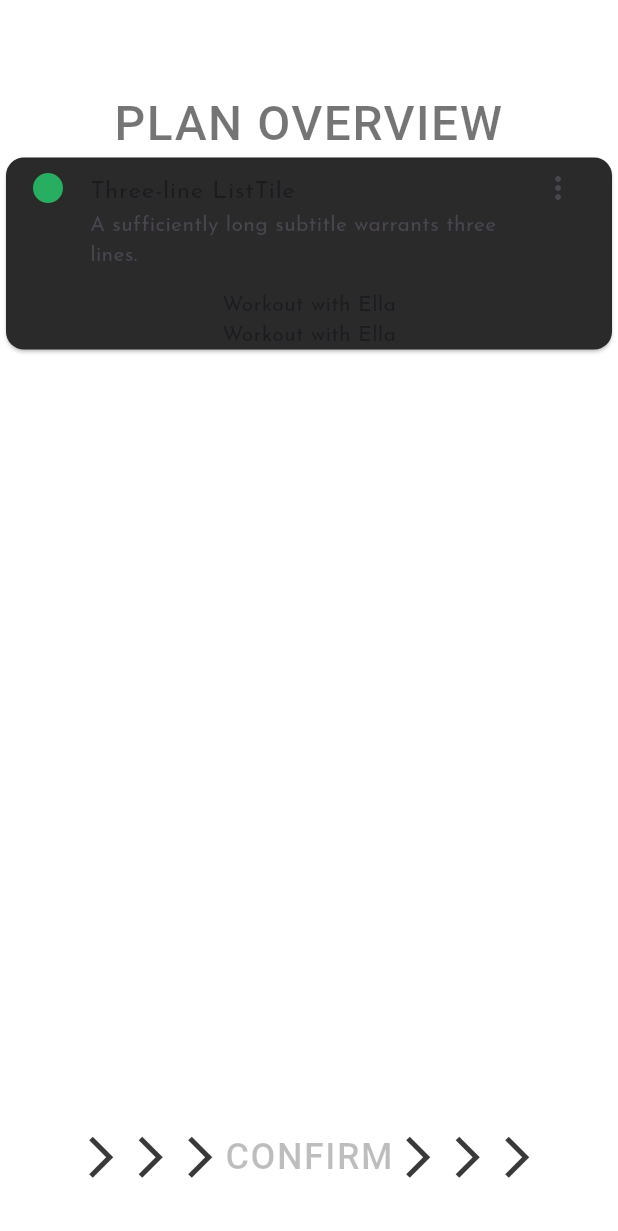
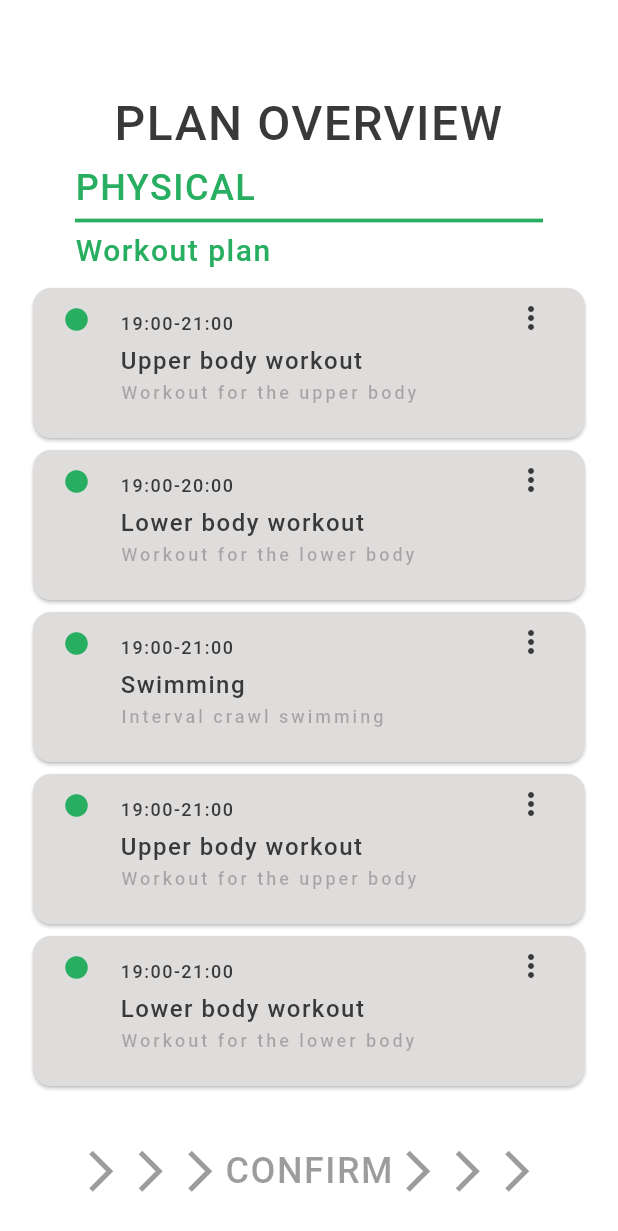
Before and after one commit to IgorPolajzer/Morph, a Flutter app: the DescribeYourGoals screen opened by its route, scrolled down 78 dp, after a tap on "GENERATE", on a phone screen of 412 x 824 dp. Shown: the top 1231 px of the screen. Run offline on Flutter 3.47's test engine with Material 3 defaults, Android fonts, the light colour scheme and no system bars; our stand-ins replace firebase_auth, firebase_core, modal_progress_hud_nsn, toastification; accounts and stored records are empty.

Commit message:
Finished physical_plan_overview_screen.dart UI implementation and refactored the code to use Custom color theme for text instead of TextTheme

```diff
--- a/lib/components/arrow_button.dart
+++ b/lib/components/arrow_button.dart
@@ -1,5 +1,5 @@
 import 'package:flutter/material.dart';
-import 'package:morphe/constants.dart';
+import 'package:morphe/utils/constants.dart';
 
 class ArrowButton extends StatelessWidget {
   final String title;
@@ -20,38 +20,53 @@ class ArrowButton extends StatelessWidget {
             children: [
               Icon(
                 Icons.arrow_forward_ios,
-                color: Theme.of(context).textTheme.displaySmall?.color,
+                color: Theme.of(
+                  context,
+                ).extension<CustomColors>()!.headerColor.withValues(alpha: 0.5),
                 size: 33,
               ),
               Icon(
                 Icons.arrow_forward_ios,
-                color: Theme.of(context).textTheme.displaySmall?.color,
+                color: Theme.of(
+                  context,
+                ).extension<CustomColors>()!.headerColor.withValues(alpha: 0.5),
                 size: 33,
               ),
               Icon(
                 Icons.arrow_forward_ios,
-                color: Theme.of(context).textTheme.displaySmall?.color,
+                color: Theme.of(
+                  context,
+                ).extension<CustomColors>()!.headerColor.withValues(alpha: 0.5),
                 size: 33,
               ),
               Text(
                 title,
                 style: kConfirmButtonTextStyle.copyWith(
-                  color: Theme.of(context).textTheme.displayMedium?.color,
+                  color: Theme.of(context)
+                      .extension<CustomColors>()!
+                      .headerColor
+                      .withValues(alpha: 0.5),
                 ),
               ),
               Icon(
                 Icons.arrow_forward_ios,
-                color: Theme.of(context).textTheme.displaySmall?.color,
+                color: Theme.of(
+                  context,
+                ).extension<CustomColors>()!.headerColor.withValues(alpha: 0.5),
                 size: 33,
               ),
               Icon(
                 Icons.arrow_forward_ios,
-                color: Theme.of(context).textTheme.displaySmall?.color,
+                color: Theme.of(
+                  context,
+                ).extension<CustomColors>()!.headerColor.withValues(alpha: 0.5),
                 size: 33,
               ),
               Icon(
                 Icons.arrow_forward_ios,
-                color: Theme.of(context).textTheme.displaySmall?.color,
+                color: Theme.of(
+                  context,
+                ).extension<CustomColors>()!.headerColor.withValues(alpha: 0.5),
                 size: 33,
               ),
             ],
--- a/lib/components/describe_goal_input_box.dart
+++ b/lib/components/describe_goal_input_box.dart
@@ -1,15 +1,17 @@
 import 'package:flutter/material.dart';
-import 'package:morphe/constants.dart';
+import 'package:morphe/utils/constants.dart';
+
+import '../utils/enums.dart';
 
 class DescribeGoalInputBox extends StatelessWidget {
-  final Color borderColor;
+  final TaskType type;
   final String title;
   final String description;
   final String hint;
   final bool enabled;
 
   const DescribeGoalInputBox({
-    required this.borderColor,
+    required this.type,
     required this.title,
     required this.description,
     required this.hint,
@@ -20,7 +22,7 @@ class DescribeGoalInputBox extends StatelessWidget {
   @override
   Widget build(BuildContext context) {
     var disabledColor =
-        Theme.of(context).textTheme.displayMedium!.color ?? Colors.black54;
+        Theme.of(context).extension<CustomColors>()!.placeholderTextColor;
 
     return Center(
       child: Padding(
@@ -34,7 +36,12 @@ class DescribeGoalInputBox extends StatelessWidget {
                   topLeft: Radius.circular(15),
                   topRight: Radius.circular(15),
                 ),
-                color: enabled ? borderColor : disabledColor,
+                color:
+                    enabled
+                        ? type.getColor()
+                        : Theme.of(
+                          context,
+                        ).extension<CustomColors>()!.placeholderTextColor,
               ),
               child: Padding(
                 padding: const EdgeInsets.only(
@@ -49,13 +56,19 @@ class DescribeGoalInputBox extends StatelessWidget {
                     Text(
                       title,
                       style: kGoalTitleTextStyle.copyWith(
-                        color: Theme.of(context).textTheme.displayLarge?.color,
+                        color:
+                            Theme.of(
+                              context,
+                            ).extension<CustomColors>()!.headerColor,
                       ),
                     ),
                     SizedBox(width: 8),
                     Icon(
                       Icons.question_mark_sharp,
-                      color: Theme.of(context).textTheme.displayLarge?.color,
+                      color:
+                          Theme.of(
+                            context,
+                          ).extension<CustomColors>()!.headerColor,
                       size: 18,
                     ),
                   ],
@@ -71,7 +84,7 @@ class DescribeGoalInputBox extends StatelessWidget {
                     bottomLeft: Radius.circular(17),
                     bottomRight: Radius.circular(17),
                   ),
-                  color: enabled ? borderColor : disabledColor,
+                  color: enabled ? type.getColor() : disabledColor,
                 ),
                 child: TextField(
                   enabled: enabled,
@@ -87,15 +100,25 @@ class DescribeGoalInputBox extends StatelessWidget {
                     ), // Top padding to push text down a bit
                     hintText: description,
                     hintStyle: kPlaceHolderTextStyle.copyWith(
-                      color: Theme.of(context).textTheme.displayMedium?.color,
+                      color:
+                          Theme.of(
+                            context,
+                          ).extension<CustomColors>()!.placeholderTextColor,
                       fontSize: 12,
+                      fontWeight: FontWeight.bold,
                     ),
                     border: OutlineInputBorder(
-                      borderSide: BorderSide(color: borderColor, width: 4.0),
+                      borderSide: BorderSide(
+                        color: type.getColor(),
+                        width: 4.0,
+                      ),
                       borderRadius: BorderRadius.all(Radius.circular(17)),
                     ),
                     enabledBorder: OutlineInputBorder(
-                      borderSide: BorderSide(color: borderColor, width: 4.0),
+                      borderSide: BorderSide(
+                        color: type.getColor(),
+                        width: 4.0,
+                      ),
                       borderRadius: BorderRadius.all(Radius.circular(17)),
                     ),
                     disabledBorder: OutlineInputBorder(
@@ -103,7 +126,10 @@ class DescribeGoalInputBox extends StatelessWidget {
                       borderRadius: BorderRadius.all(Radius.circular(17)),
                     ),
                     focusedBorder: OutlineInputBorder(
-                      borderSide: BorderSide(color: borderColor, width: 6.0),
+                      borderSide: BorderSide(
+                        color: type.getColor(),
+                        width: 6.0,
+                      ),
                       borderRadius: BorderRadius.all(Radius.circular(17)),
                     ),
                   ),
--- a/lib/components/rounded_button.dart
+++ b/lib/components/rounded_button.dart
@@ -1,5 +1,5 @@
 import 'package:flutter/material.dart';
-import 'package:morphe/constants.dart';
+import 'package:morphe/utils/constants.dart';
 
 class GradientButton extends StatelessWidget {
   final Gradient myGradient;
@@ -35,7 +35,8 @@ class GradientButton extends StatelessWidget {
                 title,
                 textAlign: TextAlign.center,
                 style: kGradientButtonTextSyle.copyWith(
-                  color: Theme.of(context).textTheme.displayLarge?.color,
+                  color:
+                      Theme.of(context).extension<CustomColors>()!.headerColor,
                 ),
               ),
             ),
--- a/lib/components/screen_title.dart
+++ b/lib/components/screen_title.dart
@@ -1,5 +1,5 @@
 import 'package:flutter/material.dart';
-import 'package:morphe/constants.dart';
+import 'package:morphe/utils/constants.dart';
 
 class ScreenTitle extends StatelessWidget {
   final String title;
@@ -13,7 +13,7 @@ class ScreenTitle extends StatelessWidget {
       child: Text(
         title,
         style: kTitleTextStyle.copyWith(
-          color: Theme.of(context).textTheme.displayLarge?.color,
+          color: Theme.of(context).extension<CustomColors>()!.headerColor,
         ),
         textAlign: TextAlign.center,
       ),
--- /dev/null
+++ b/lib/components/subtitle.dart
@@ -0,0 +1,42 @@
+import 'package:flutter/material.dart';
+import 'package:morphe/utils/constants.dart';
+
+class Subtitle extends StatelessWidget {
+  final String title;
+  final String subtitle;
+  final Color color;
+
+  const Subtitle({
+    required this.title,
+    required this.subtitle,
+    required this.color,
+    super.key,
+  });
+
+  @override
+  Widget build(BuildContext context) {
+    return Padding(
+      padding: const EdgeInsets.only(top: 10, bottom: 10),
+      child: Column(
+        crossAxisAlignment: CrossAxisAlignment.start,
+        children: [
+          Padding(
+            padding: const EdgeInsets.only(left: 50),
+            child: Text(
+              title,
+              style: kTitleTextStyle.copyWith(color: color, fontSize: 24),
+            ),
+          ),
+          Divider(thickness: 2.5, color: color, indent: 50, endIndent: 50),
+          Padding(
+            padding: const EdgeInsets.only(left: 50),
+            child: Text(
+              subtitle,
+              style: kTitleTextStyle.copyWith(color: color, fontSize: 20),
+            ),
+          ),
+        ],
+      ),
+    );
+  }
+}
--- /dev/null
+++ b/lib/components/task_tile.dart
@@ -0,0 +1,85 @@
+import 'package:flutter/material.dart';
+import 'package:morphe/utils/constants.dart';
+
+import 'package:intl/intl.dart';
+
+import '../utils/enums.dart';
+
+class TaskTile extends StatelessWidget {
+  late DateTime startTime;
+  late DateTime endTime;
+  late String title;
+  late String subtitle;
+  late TaskType type;
+
+  TaskTile({
+    required this.startTime,
+    required this.endTime,
+    required this.title,
+    required this.subtitle,
+    required this.type,
+    super.key,
+  });
+
+  @override
+  Widget build(BuildContext context) {
+    return Padding(
+      padding: const EdgeInsets.only(left: 18, right: 18),
+      child: Card(
+        color: Theme.of(context).extension<CustomColors>()!.taskTileColor,
+        child: Column(
+          children: [
+            ListTile(
+              visualDensity: VisualDensity(vertical: 3.0),
+              leading: Padding(
+                padding: const EdgeInsets.all(4.0),
+                child: Icon(
+                  Icons.circle_rounded,
+                  color: type.getColor(),
+                  size: 18.0,
+                ),
+              ),
+              title: Text(
+                '${DateFormat.Hm().format(startTime)}-${DateFormat.Hm().format(endTime)}',
+              ),
+              titleTextStyle: kTitleTextStyle.copyWith(
+                color: Theme.of(context).extension<CustomColors>()!.headerColor,
+                fontSize: 12,
+              ),
+              subtitle: RichText(
+                text: TextSpan(
+                  style: kTitleTextStyle.copyWith(
+                    fontSize: 16,
+                    color:
+                        Theme.of(
+                          context,
+                        ).extension<CustomColors>()!.headerColor,
+                  ),
+                  children: [
+                    TextSpan(text: '$title\n'),
+                    WidgetSpan(child: SizedBox(height: 20)),
+                    TextSpan(
+                      text: '$subtitle',
+                      style: kPlaceHolderTextStyle.copyWith(
+                        fontSize: 12,
+                        color:
+                            Theme.of(
+                              context,
+                            ).extension<CustomColors>()!.placeholderTextColor,
+                      ), // <- your custom color here
+                    ),
+                  ],
+                ),
+              ),
+              trailing: Icon(
+                Icons.more_vert,
+                color: Theme.of(context).extension<CustomColors>()!.headerColor,
+              ),
+              isThreeLine: true,
+            ),
+          ],
+        ),
+      ),
+    );
+  }
+}
--- a/lib/screens/choose_goals_screen.dart
+++ b/lib/screens/choose_goals_screen.dart
@@ -3,7 +3,7 @@ import 'package:morphe/components/arrow_button.dart';
 import 'package:morphe/components/goal_radio_menu.dart';
 
 import '../components/screen_title.dart';
-import '../constants.dart';
+import '../utils/constants.dart';
 import 'describe_your_goals.dart';
 
 class ChooseGoalsScreen extends StatelessWidget {
--- a/lib/screens/describe_your_goals.dart
+++ b/lib/screens/describe_your_goals.dart
@@ -5,7 +5,8 @@ import 'package:morphe/screens/physical_plan_overview_screen.dart';
 
 import '../components/describe_goal_input_box.dart';
 import '../components/screen_title.dart';
-import '../constants.dart';
+import '../utils/constants.dart';
+import '../utils/enums.dart';
 
 class DescribeYourGoals extends StatelessWidget {
   static String id = '/describe_your_goals_screen';
@@ -27,21 +28,21 @@ class DescribeYourGoals extends StatelessWidget {
                 children: [
                   SizedBox(height: 10),
                   DescribeGoalInputBox(
-                    borderColor: kPhysicalColor,
+                    type: TaskType.PHYSICAL,
                     title: "PHYSICAL",
                     hint: "",
                     description:
                         "Describe your physical goals.\nExample: I want to reach a healthy bodyfat range, improve my general strength and health. I would like to achieve those goals through weight training and swimming.",
                   ),
                   DescribeGoalInputBox(
-                    borderColor: kGeneralColor,
+                    type: TaskType.GENERAL,
                     title: "GENERAL",
                     hint: "",
                     description:
                         "Describe your general goals.\nExample: I want to improve adhere better to doing my chores more specifically: cleaning my room, reading at least 1 book a month, revising after my classes and working on my personal project “Morphe” at least 5 hours a week.",
                   ),
                   DescribeGoalInputBox(
-                    borderColor: kMentalColor,
+                    type: TaskType.MENTAL,
                     title: "MENTAL",
                     hint: "",
                     description:
@@ -54,7 +55,7 @@ class DescribeYourGoals extends StatelessWidget {
           ArrowButton(
             title: "GENERATE",
             onPressed: () {
-              Navigator.pushNamed(context, PhysicalPlanOverViewScreen.id);
+              Navigator.pushNamed(context, PhysicalPlanOverviewScreen.id);
             },
           ),
         ],
--- a/lib/screens/physical_plan_overview_screen.dart
+++ b/lib/screens/physical_plan_overview_screen.dart
@@ -1,14 +1,17 @@
 import 'package:flutter/material.dart';
+import 'package:morphe/components/task_tile.dart';
 import 'package:morphe/components/arrow_button.dart';
-import 'package:morphe/constants.dart';
+import 'package:morphe/utils/constants.dart';
 
 import '../components/screen_title.dart';
+import '../components/subtitle.dart';
+import '../utils/enums.dart';
 import 'describe_your_goals.dart';
 
-class PhysicalPlanOverViewScreen extends StatelessWidget {
+class PhysicalPlanOverviewScreen extends StatelessWidget {
   static String id = '/physical_plan_overview_screen';
 
-  const PhysicalPlanOverViewScreen({super.key});
+  const PhysicalPlanOverviewScreen({super.key});
 
   @override
   Widget build(BuildContext context) {
@@ -17,23 +20,45 @@ class PhysicalPlanOverViewScreen extends StatelessWidget {
         crossAxisAlignment: CrossAxisAlignment.center,
         children: [
           ScreenTitle(title: "PLAN OVERVIEW"),
-          Card(
-            color: kTaskTileColorDark,
-            child: Column(
-              children: [
-                ListTile(
-                  leading: Icon(Icons.circle_rounded, color: kPhysicalColor),
-                  title: Text('Three-line ListTile'),
-                  subtitle: Text(
-                    'A sufficiently long subtitle warrants three lines.',
-                  ),
-                  trailing: Icon(Icons.more_vert),
-                  isThreeLine: true,
-                ),
-                Text("Workout with Ella"),
-                Text("Workout with Ella"),
-              ],
-            ),
+          Subtitle(
+            title: "PHYSICAL",
+            subtitle: "Workout plan",
+            color: kPhysicalColor,
+          ),
+          TaskTile(
+            startTime: DateTime(2025, 5, 5, 19, 0),
+            endTime: DateTime(2025, 5, 5, 21, 0),
+            title: "Upper body workout",
+            subtitle: "Workout for the upper body",
+            type: TaskType.PHYSICAL,
+          ),
+          TaskTile(
+            startTime: DateTime(2025, 5, 6, 19, 0),
+            endTime: DateTime(2025, 5, 6, 20, 0),
+            title: "Lower body workout",
+            subtitle: "Workout for the lower body",
+            type: TaskType.PHYSICAL,
+          ),
+          TaskTile(
+            startTime: DateTime(2025, 5, 7, 19, 0),
+            endTime: DateTime(2025, 5, 7, 21, 0),
+            title: "Swimming",
+            subtitle: "Interval crawl swimming",
+            type: TaskType.PHYSICAL,
+          ),
+          TaskTile(
+            startTime: DateTime(2025, 5, 8, 19, 0),
+            endTime: DateTime(2025, 5, 8, 21, 0),
+            title: "Upper body workout",
+            subtitle: "Workout for the upper body",
+            type: TaskType.PHYSICAL,
+          ),
+          TaskTile(
+            startTime: DateTime(2025, 5, 9, 19, 0),
+            endTime: DateTime(2025, 5, 9, 21, 0),
+            title: "Lower body workout",
+            subtitle: "Workout for the lower body",
+            type: TaskType.PHYSICAL,
           ),
           Spacer(),
           ArrowButton(
--- a/lib/constants.dart
+++ b/lib/utils/constants.dart
@@ -1,16 +1,61 @@
 import 'package:flutter/cupertino.dart';
 import 'package:flutter/material.dart';
+
+@immutable
+class CustomColors extends ThemeExtension<CustomColors> {
+  final Color headerColor;
+  final Color taskTileColor;
+  final Color placeholderTextColor;
+
+  const CustomColors({
+    required this.headerColor,
+    required this.taskTileColor,
+    required this.placeholderTextColor,
+  });
+
+  @override
+  CustomColors copyWith({
+    Color? headerColor,
+    Color? taskTileColor,
+    Color? placeholderTextColor,
+  }) {
+    return CustomColors(
+      headerColor: headerColor ?? this.headerColor,
+      taskTileColor: taskTileColor ?? this.taskTileColor,
+      placeholderTextColor: placeholderTextColor ?? this.placeholderTextColor,
+    );
+  }
+
+  @override
+  CustomColors lerp(ThemeExtension<CustomColors>? other, double t) {
+    if (other is! CustomColors) return this;
+    return CustomColors(
+      headerColor: Color.lerp(headerColor, other.headerColor, t)!,
+      taskTileColor: Color.lerp(taskTileColor, other.taskTileColor, t)!,
+      placeholderTextColor:
+          Color.lerp(placeholderTextColor, other.placeholderTextColor, t)!,
+    );
+  }
+}
+
+const lightCustomColors = CustomColors(
+  headerColor: kPrimaryHeaderColorLight,
+  taskTileColor: kTaskTileColorLight,
+  placeholderTextColor: kPlaceholderTextColorLight,
+);
+
+const darkCustomColors = CustomColors(
+  headerColor: kPrimaryHeaderColorDark,
+  taskTileColor: kTaskTileColorDark,
+  placeholderTextColor: kPlaceholderTextColorDark,
+);
 
 // App themes
 var kLightTheme = ThemeData(
   fontFamily: 'Josefin Sans',
   platform: TargetPlatform.iOS,
   scaffoldBackgroundColor: Colors.white,
-  textTheme: TextTheme(
-    displayLarge: TextStyle(color: kPrimaryHeaderColorLight),
-    displayMedium: TextStyle(color: kPlaceholderTextColorLight),
-    displaySmall: TextStyle(color: kArrowColorLight),
-  ),
+  extensions: <ThemeExtension<dynamic>>[lightCustomColors],
   checkboxTheme: CheckboxThemeData(
     fillColor: WidgetStatePropertyAll<Color>(kPrimaryHeaderColorDark),
     shape: RoundedRectangleBorder(borderRadius: BorderRadius.circular(50)),
@@ -22,11 +67,7 @@ var kDarkTheme = ThemeData(
   fontFamily: 'Josefin Sans',
   platform: TargetPlatform.iOS,
   scaffoldBackgroundColor: Color(0xFF232323),
-  textTheme: TextTheme(
-    displayLarge: TextStyle(color: kPrimaryHeaderColorDark),
-    displayMedium: TextStyle(color: kPlaceholderTextColorDark),
-    displaySmall: TextStyle(color: kArrowColorDark),
-  ),
+  extensions: <ThemeExtension<dynamic>>[darkCustomColors],
   checkboxTheme: CheckboxThemeData(
     fillColor: WidgetStatePropertyAll<Color>(kPrimaryHeaderColorDark),
     shape: RoundedRectangleBorder(borderRadius: BorderRadius.circular(50)),
@@ -36,13 +77,10 @@ var kDarkTheme = ThemeData(
 
 // Colors
 const kPrimaryHeaderColorDark = Color(0XFFE0E0E0);
-const kPrimaryHeaderColorLight = Colors.black54;
+const kPrimaryHeaderColorLight = Color(0xFF393939);
 
 const kTaskTileColorDark = Color(0xFF2A2A2A);
-const kTaskTileColorLight = Color(0xFF2A2A2A);
-
-const kArrowColorLight = Color(0xFF393939);
-const kArrowColorDark = Color(0xFF393939);
+const kTaskTileColorLight = Color(0xFFDFDCDC);
 
 const kPlaceholderTextColorDark = Color(0XFF7F7F7F);
 const kPlaceholderTextColorLight = Colors.black26;
--- /dev/null
+++ b/lib/utils/enums.dart
@@ -0,0 +1,19 @@
+import 'package:flutter/material.dart';
+import 'package:morphe/utils/constants.dart';
+
+enum TaskType {
+  PHYSICAL,
+  GENERAL,
+  MENTAL;
+
+  Color getColor() {
+    switch (this) {
+      case TaskType.PHYSICAL:
+        return kPhysicalColor;
+      case TaskType.MENTAL:
+        return kMentalColor;
+      case TaskType.GENERAL:
+        return kGeneralColor;
+    }
+  }
+}
--- a/pubspec.yaml
+++ b/pubspec.yaml
@@ -18,6 +18,7 @@ dependencies:
   cloud_firestore: ^5.6.5
   modal_progress_hud_nsn: ^0.5.0
   toastification: ^3.0.2
+  intl: ^0.20.2
 
 dev_dependencies:
   flutter_test:
```
Also changed, not shown: lib/components/goal_radio_menu.dart (+9 -3 lines), lib/main.dart (+4 -4 lines), lib/screens/login_screen.dart (+33 -16 lines), lib/screens/registration_screen.dart (+38 -15 lines), lib/screens/welcome_screen.dart (+13 -4 lines), lib/utils/parsing.dart (added), pubspec.lock.
